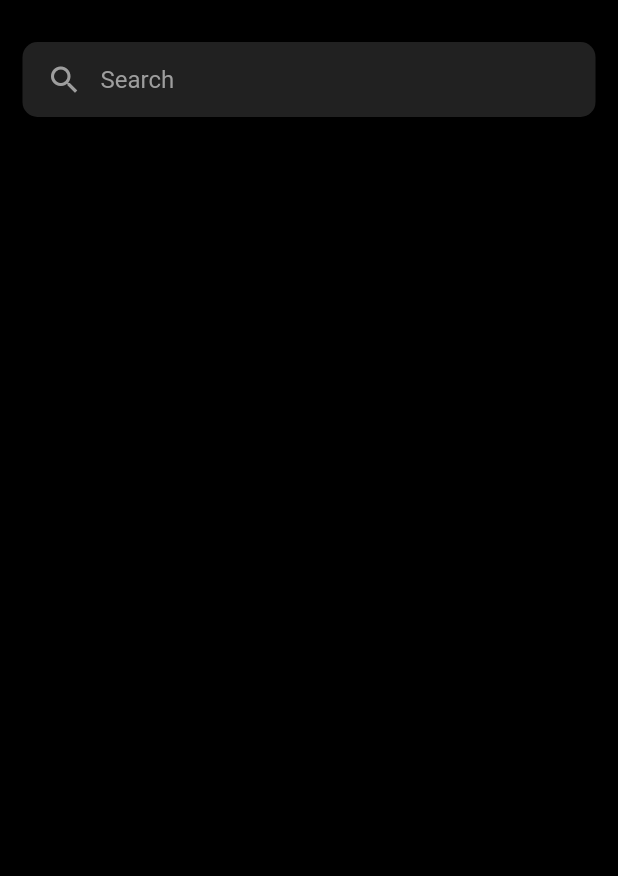
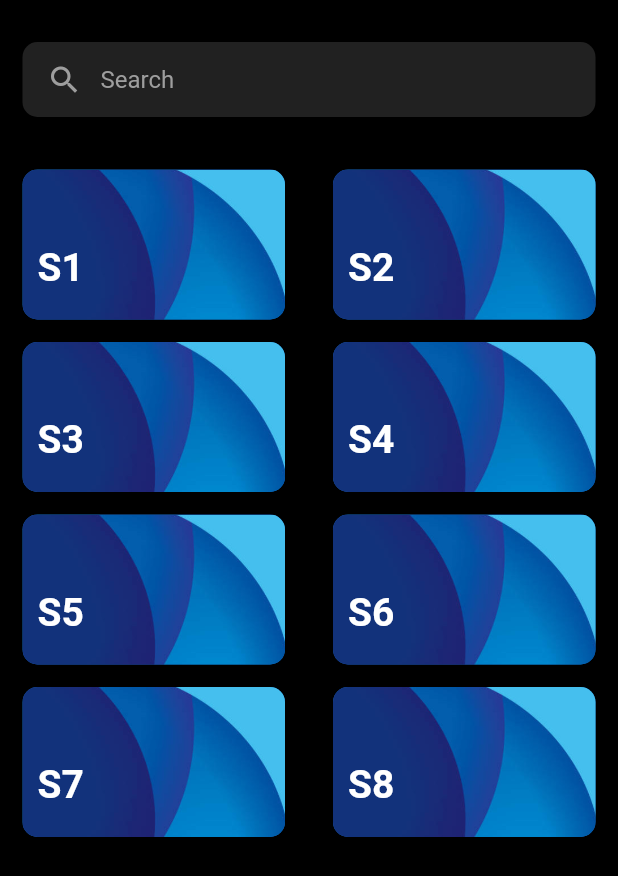
Before and after one commit to aKrRaC/bookopedia, a Flutter app: the Search screen opened directly, on a phone screen of 412 x 824 dp. Shown: the top 876 px of the screen. Run offline on Flutter 3.47's test engine with Material 2 defaults, Android fonts, the phone set to English and light mode, and no system bars; our stand-ins replace cloud_firestore, firebase_auth, flutter_spinkit; missing offline and left inert: flappy_search_bar; accounts and stored records are empty.

Commit message:
revamped search ui

```diff
--- a/lib/pages/Search.dart
+++ b/lib/pages/Search.dart
@@ -9,6 +9,45 @@ class Search extends StatelessWidget {
   @override
 
   Widget build(BuildContext context) {
+
+    void _pressed(butname) {
+
+    }
+
+    Widget button(String butname) {
+      return new GestureDetector(
+          child: Stack(
+            children: <Widget>[
+              Container(
+                width: 175,
+                height: 100,
+                decoration: BoxDecoration(
+                  borderRadius: BorderRadius.all(Radius.circular(10)),
+                    color: Colors.blue[800],
+                    image: DecorationImage(
+                        image:AssetImage("assets/images/button.jpg"),
+                        fit:BoxFit.cover
+                    ),
+                )
+              ),
+              Positioned(
+                top: 50,
+                left: 10,
+                child: Text(butname,
+                  style: TextStyle(
+                    color: Colors.white,
+                    fontWeight: FontWeight.w600,
+                    fontSize: 26
+                  ),
+                ),
+              )
+            ]
+          ),
+          onTap:(){
+            _pressed(butname);
+        }
+      );
+    }
 
     return Scaffold(
       backgroundColor: Colors.black,
@@ -45,6 +84,46 @@ class Search extends StatelessWidget {
                 ),
               )
             ),
+            Padding(
+              padding: EdgeInsets.fromLTRB(15, 20, 15, 15),
+              child: SingleChildScrollView(
+                child: Column(
+                  children: [
+                    Row(
+                      mainAxisAlignment: MainAxisAlignment.spaceBetween,
+                      children:<Widget>[
+                        button("S1"),
+                        button("S2"),
+                      ],
+                    ),
+                    SizedBox(height: 15,),
+                    Row(
+                      mainAxisAlignment: MainAxisAlignment.spaceBetween,
+                      children:<Widget>[
+                        button("S3"),
+                        button("S4"),
+                      ],
+                    ),
+                    SizedBox(height: 15,),
+                    Row(
+                      mainAxisAlignment: MainAxisAlignment.spaceBetween,
+                      children:<Widget>[
+                        button("S5"),
+                        button("S6"),
+                      ],
+                    ),
+                    SizedBox(height: 15,),
+                    Row(
+                      mainAxisAlignment: MainAxisAlignment.spaceBetween,
+                      children:<Widget>[
+                        button("S7"),
+                        button("S8"),
+                      ],
+                    ),
+                  ],
+                ),
+              ),
+            )
           ],
         ),
       ) ,
--- a/pubspec.yaml
+++ b/pubspec.yaml
@@ -58,6 +58,7 @@ flutter:
     - assets/images/icon.png
     - assets/images/nope.png
     - assets/images/NotAvailable.jpg
+    - assets/images/button.jpg
   #   - images/a_dot_ham.jpeg
 
   # An image asset can refer to one or more resolution-specific "variants", see
```
Also changed, not shown: assets/images/button.jpg (added).
